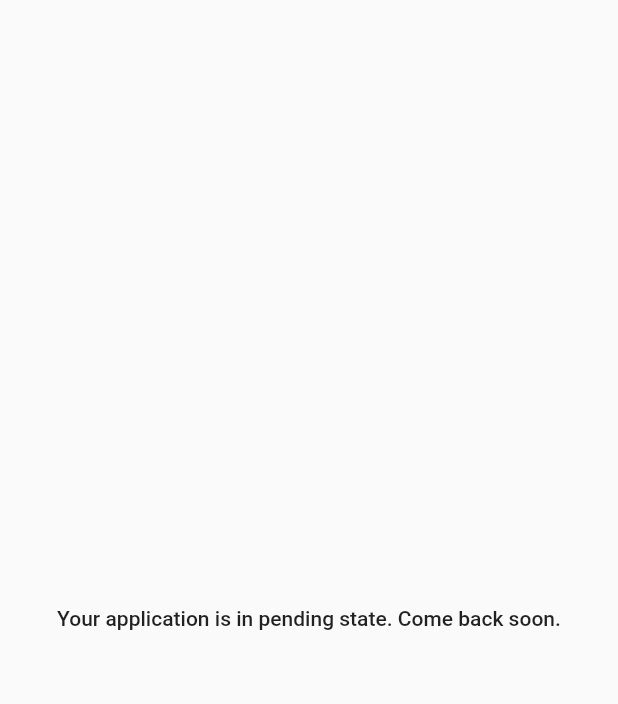
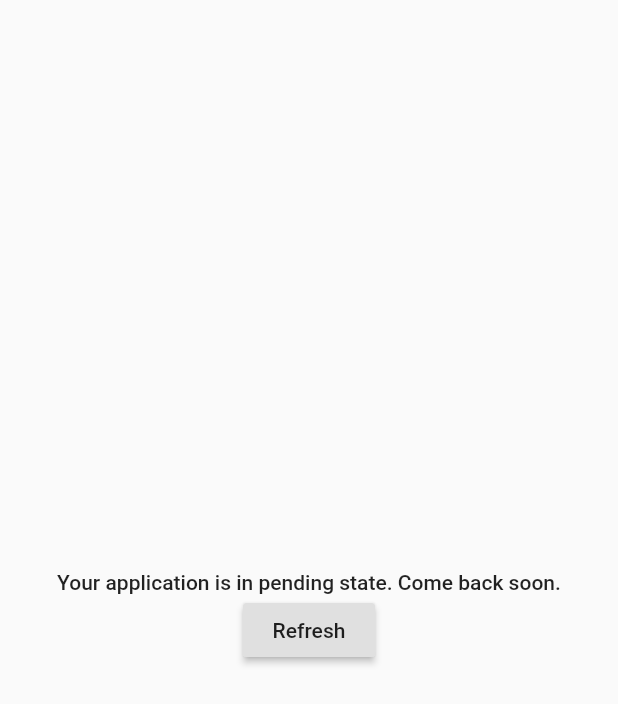
Before and after one commit to 0xHexE/dr-appointment-flutter, a Flutter app: the WaitingForConfirm screen opened directly, on a phone screen of 412 x 824 dp. Shown: the top 704 px of the screen. Run offline on Flutter 3.47's test engine with Material 2 defaults, Android fonts, the phone set to English and light mode, and no system bars; our stand-ins replace charts_flutter, datetime_picker_formfield, firebase_auth, flutter_native_timezone, timezone; missing offline and left inert: http_interceptor; accounts and stored records are empty; statements that could not run were skipped.

Commit message:
added refresh button

```diff
--- a/lib/pages/registration/waiting-for-confirm.dart
+++ b/lib/pages/registration/waiting-for-confirm.dart
@@ -1,3 +1,4 @@
+import 'package:appointment_app/root.dart';
 import 'package:flutter/cupertino.dart';
 import 'package:flutter/material.dart';
 
@@ -6,9 +7,25 @@ class WaitingForConfirm extends StatelessWidget {
   Widget build(BuildContext context) {
     return Scaffold(
       body: Center(
-        child: Text(
-          "Your application is in pending state. Come back soon.",
-          style: Theme.of(context).textTheme.body2,
+        child: Column(
+          mainAxisAlignment: MainAxisAlignment.center,
+          crossAxisAlignment: CrossAxisAlignment.center,
+          children: <Widget>[
+            Text(
+              "Your application is in pending state. Come back soon.",
+              style: Theme.of(context).textTheme.body2,
+            ),
+            RaisedButton(
+              child: Text("Refresh"),
+              onPressed: () {
+                Navigator.of(context).pushReplacement(
+                  MaterialPageRoute(
+                    builder: (BuildContext context) => Root(),
+                  ),
+                );
+              },
+            )
+          ],
         ),
       ),
     );
```
